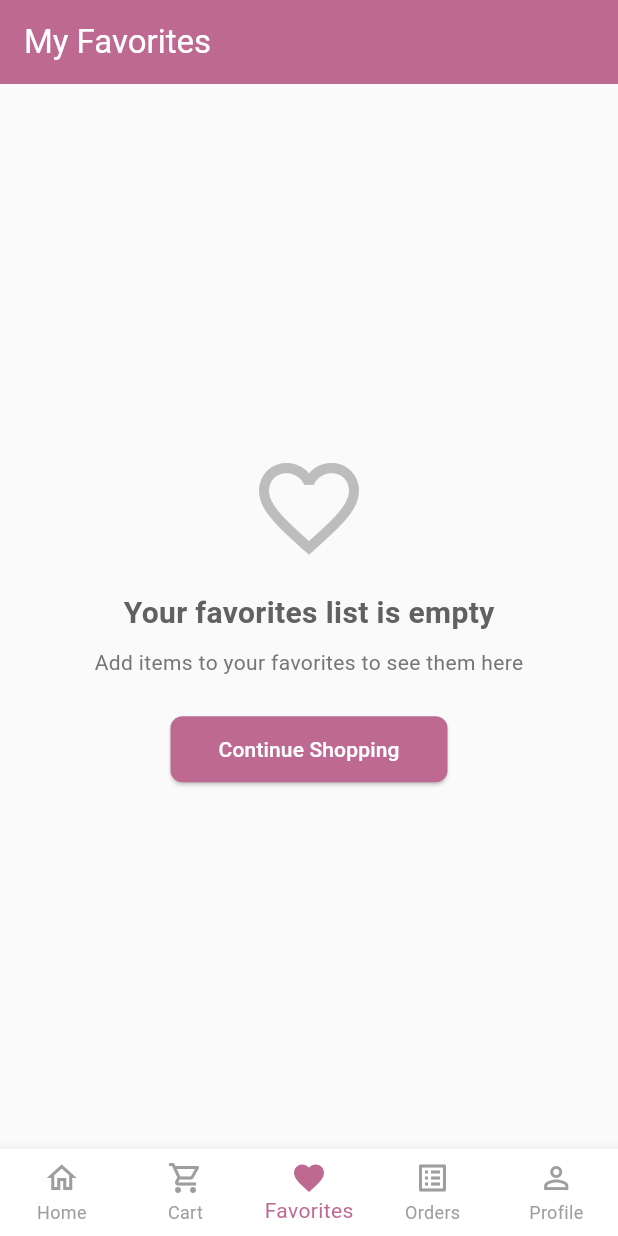
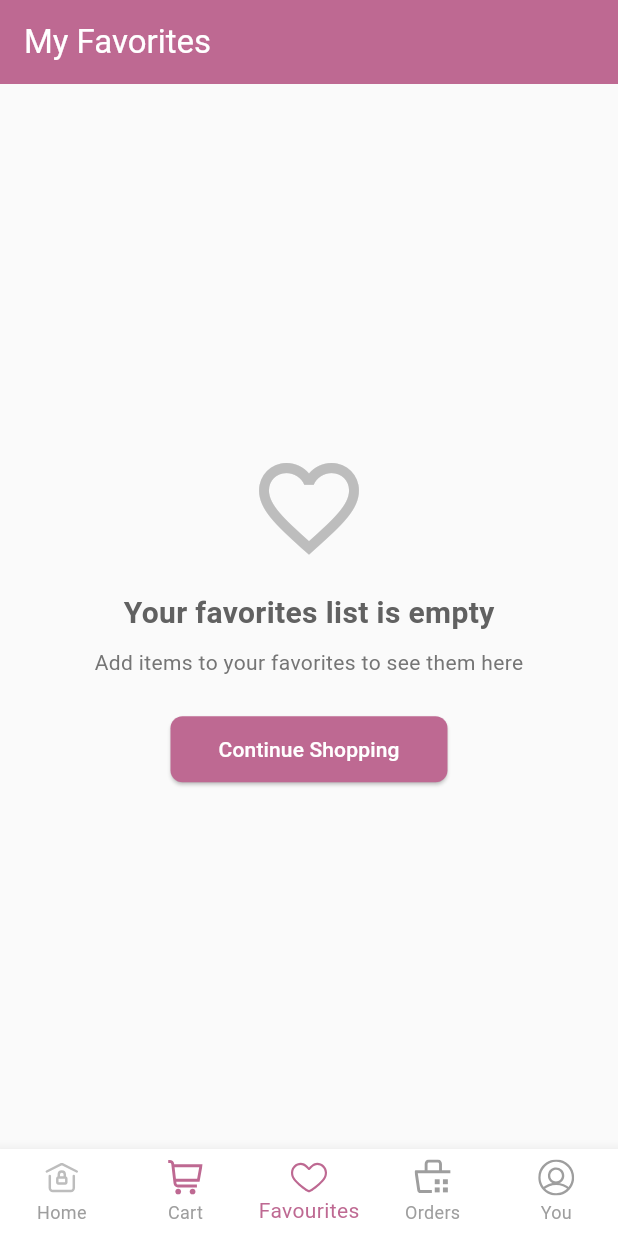
Before and after one commit to Jayamdeveloper2/nyraa_app, a Flutter app: the screen it shows after launch, item 3 of the bottom bar chosen, on a phone screen of 412 x 824 dp. Run offline on Flutter 3.47's test engine with Material 3 defaults, Android fonts, the phone set to English and light mode, and no system bars; our stand-ins replace carousel_slider, flutter_svg; Roboto replaces fonts that are missing (Poppins).

Commit message:
update the bottom nav icon
the icon in the bottom have different shape get the home page icons from the icons assets folder and install svg picture dependencies and updated  it

```diff
--- a/lib/pages/favorites_page.dart
+++ b/lib/pages/favorites_page.dart
@@ -1,6 +1,7 @@
 // lib/pages/favorites_page.dart
 
 import 'package:flutter/material.dart';
+import 'package:flutter_svg/svg.dart';
 import 'package:provider/provider.dart';
 import '../providers/favorites_provider.dart';
 import '../providers/cart_provider.dart';
@@ -341,31 +342,81 @@ class FavoritesPage extends StatelessWidget {
             break;
         }
       },
-      items: const [
+      items: [
         BottomNavigationBarItem(
-          icon: Icon(Icons.home_outlined),
-          activeIcon: Icon(Icons.home),
+          icon: SvgPicture.asset(
+            'assets/icons/home.svg',
+            width: 24,
+            height: 24,
+            color: Colors.grey,
+          ),
+          activeIcon: SvgPicture.asset(
+            'assets/icons/home.svg',
+            width: 24,
+            height: 24,
+            color: const Color(0xFFBE6992),
+          ),
           label: 'Home',
         ),
         BottomNavigationBarItem(
-          icon: Icon(Icons.shopping_cart_outlined),
-          activeIcon: Icon(Icons.shopping_cart),
+          icon: SvgPicture.asset(
+            'assets/icons/shopping_cart.svg',
+            width: 24,
+            height: 24,
+            color: const Color(0xFFBE6992), // Active color since we're on cart
+          ),
+          activeIcon: SvgPicture.asset(
+            'assets/icons/shopping_cart.svg',
+            width: 24,
+            height: 24,
+            color: const Color(0xFFBE6992),
+          ),
           label: 'Cart',
         ),
         BottomNavigationBarItem(
-          icon: Icon(Icons.favorite_border_outlined),
-          activeIcon: Icon(Icons.favorite),
-          label: 'Favorites',
+          icon: SvgPicture.asset(
+            'assets/icons/favourites.svg',
+            width: 24,
+            height: 24,
+            color: Colors.grey,
+          ),
+          activeIcon: SvgPicture.asset(
+            'assets/icons/favourites.svg',
+            width: 24,
+            height: 24,
+            color: const Color(0xFFBE6992),
+          ),
+          label: 'Favourites',
         ),
         BottomNavigationBarItem(
-          icon: Icon(Icons.list_alt_outlined),
-          activeIcon: Icon(Icons.list_alt),
+          icon: SvgPicture.asset(
+            'assets/icons/orders.svg',
+            width: 24,
+            height: 24,
+            color: Colors.grey,
+          ),
+          activeIcon: SvgPicture.asset(
+            'assets/icons/orders.svg',
+            width: 24,
+            height: 24,
+            color: const Color(0xFFBE6992),
+          ),
           label: 'Orders',
         ),
         BottomNavigationBarItem(
-          icon: Icon(Icons.person_outline),
-          activeIcon: Icon(Icons.person),
-          label: 'Profile',
+          icon: SvgPicture.asset(
+            'assets/icons/profile.svg',
+            width: 24,
+            height: 24,
+            color: Colors.grey,
+          ),
+          activeIcon: SvgPicture.asset(
+            'assets/icons/profile.svg',
+            width: 24,
+            height: 24,
+            color: const Color(0xFFBE6992),
+          ),
+          label: 'You',
         ),
       ],
     );
```
Also changed, not shown: lib/pages/cart_page.dart (+64 -13 lines), lib/pages/orders_page.dart (+64 -13 lines), lib/pages/profile_page.dart (+64 -13 lines).
